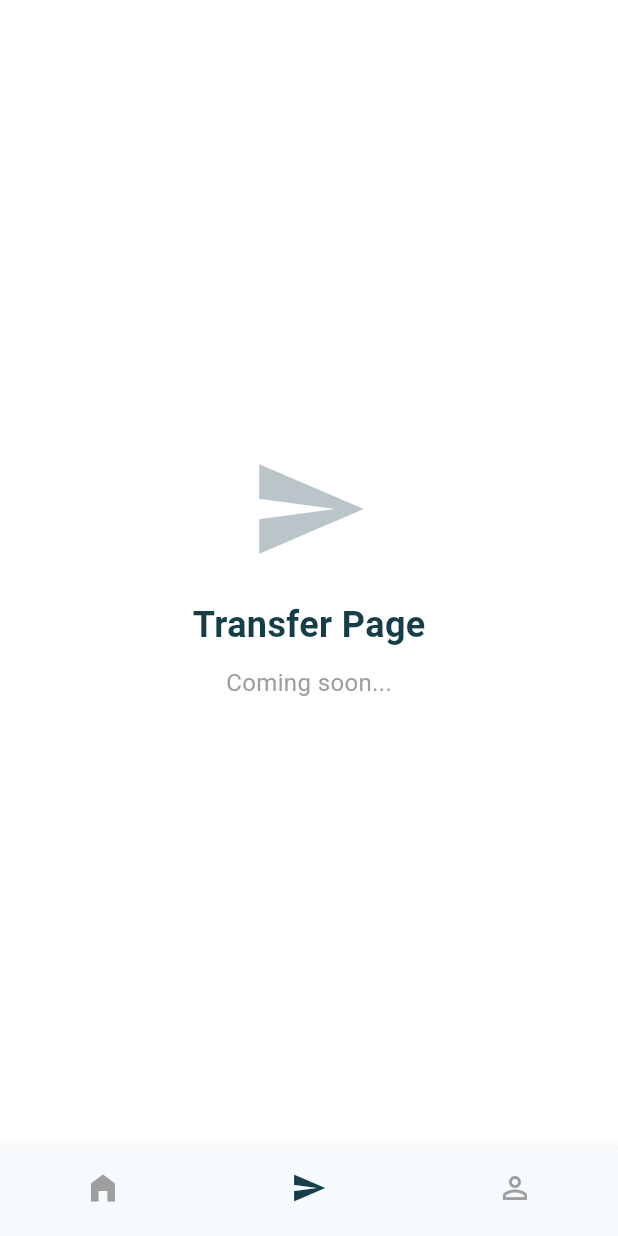
After one commit to Btlguse/demo_orbits, a Flutter app: the HomePage screen opened by its route, item 2 of the bottom bar chosen, on a phone screen of 412 x 824 dp. The commit adds this screen. Run offline on Flutter 3.47's test engine with Material 3 defaults, Android fonts, the phone set to English and light mode, and no system bars.

Commit message:
Navigation bar separated from the dashboard

```diff
--- a/lib/main.dart
+++ b/lib/main.dart
@@ -1,7 +1,7 @@
 import 'package:flutter/material.dart';
 
 // Imports corregidos (sin el punto inicial para evitar conflictos de ruta)
-import 'package:test_orbits/src/paginas/dashboard/dashboard.dart';
+import 'package:test_orbits/src/paginas/dashboard/home_page.dart';
 import 'package:test_orbits/src/paginas/dashboard/load/loading.dart';
 import 'package:test_orbits/src/paginas/usuario/createuser/crearusuario.dart';
 import 'package:test_orbits/src/paginas/usuario/login/iniciosesion.dart';
@@ -28,7 +28,7 @@ class MyApp extends StatelessWidget {
         '/': (context) => LoadingPage(),
         '/login': (context) => InicioSesionPage(),
         '/registro': (context) => CrearUsuarioPage(),
-        '/dashboard': (context) => DashboardPage(),
+        '/dashboard': (context) => const HomePage(),
       },
     );
   }
--- /dev/null
+++ b/lib/src/paginas/dashboard/home_page.dart
@@ -0,0 +1,55 @@
+import 'package:flutter/material.dart';
+import 'dashboard_page.dart';
+import 'transfer_page.dart';
+import 'profile_page.dart';
+
+class HomePage extends StatefulWidget {
+  const HomePage({super.key});
+
+  @override
+  State<HomePage> createState() => _HomePageState();
+}
+
+class _HomePageState extends State<HomePage> {
+  int _currentIndex = 0;
+
+  final List<Widget> _pages = const [
+    DashboardPage(),
+    TransferPage(),
+    ProfilePage(),
+  ];
+
+  void _onTabTapped(int index) {
+    setState(() {
+      _currentIndex = index;
+    });
+  }
+
+  @override
+  Widget build(BuildContext context) {
+    return Scaffold(
+      backgroundColor: Colors.white,
+      body: IndexedStack(
+        index: _currentIndex,
+        children: _pages,
+      ),
+      bottomNavigationBar: BottomNavigationBar(
+        currentIndex: _currentIndex,
+        onTap: _onTabTapped,
+        type: BottomNavigationBarType.fixed,
+        selectedItemColor: const Color(0xFF163E49),
+        unselectedItemColor: Colors.grey,
+        showSelectedLabels: false,
+        showUnselectedLabels: false,
+        items: const [
+          BottomNavigationBarItem(icon: Icon(Icons.home_filled), label: "Home"),
+          BottomNavigationBarItem(icon: Icon(Icons.send), label: "Transfer"),
+          BottomNavigationBarItem(
+            icon: Icon(Icons.person_outline),
+            label: "Profile",
+          ),
+        ],
+      ),
+    );
+  }
+}
--- /dev/null
+++ b/lib/src/paginas/dashboard/transfer_page.dart
@@ -0,0 +1,40 @@
+import 'package:flutter/material.dart';
+
+class TransferPage extends StatelessWidget {
+  const TransferPage({super.key});
+
+  @override
+  Widget build(BuildContext context) {
+    return SafeArea(
+      child: Center(
+        child: Column(
+          mainAxisAlignment: MainAxisAlignment.center,
+          children: [
+            Icon(
+              Icons.send,
+              size: 80,
+              color: const Color(0xFF163E49).withOpacity(0.3),
+            ),
+            const SizedBox(height: 20),
+            const Text(
+              "Transfer Page",
+              style: TextStyle(
+                fontSize: 24,
+                fontWeight: FontWeight.bold,
+                color: Color(0xFF163E49),
+              ),
+            ),
+            const SizedBox(height: 10),
+            const Text(
+              "Coming soon...",
+              style: TextStyle(
+                fontSize: 16,
+                color: Colors.grey,
+              ),
+            ),
+          ],
+        ),
+      ),
+    );
+  }
+}
```
Also changed, not shown: lib/src/paginas/dashboard/dashboard_page.dart (renamed from lib/src/paginas/dashboard/dashboard.dart, +1 -19 lines), lib/src/paginas/dashboard/profile_page.dart (added, +40 -0 lines).
